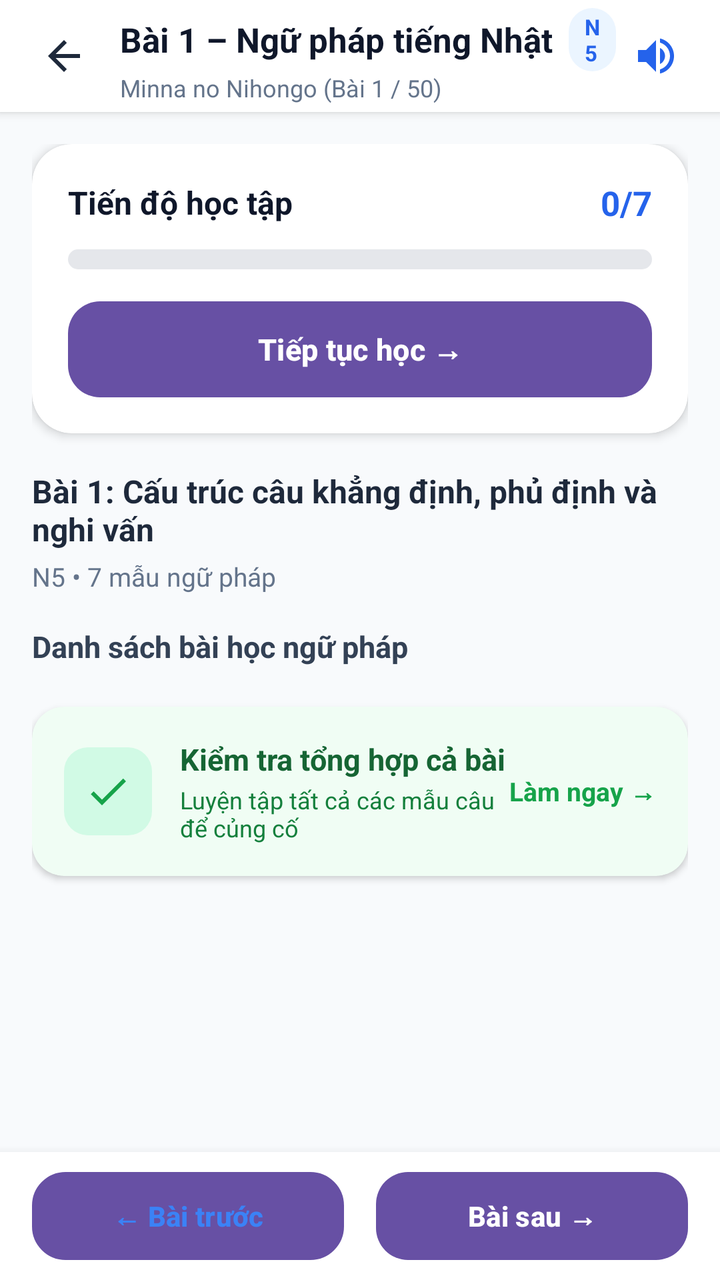
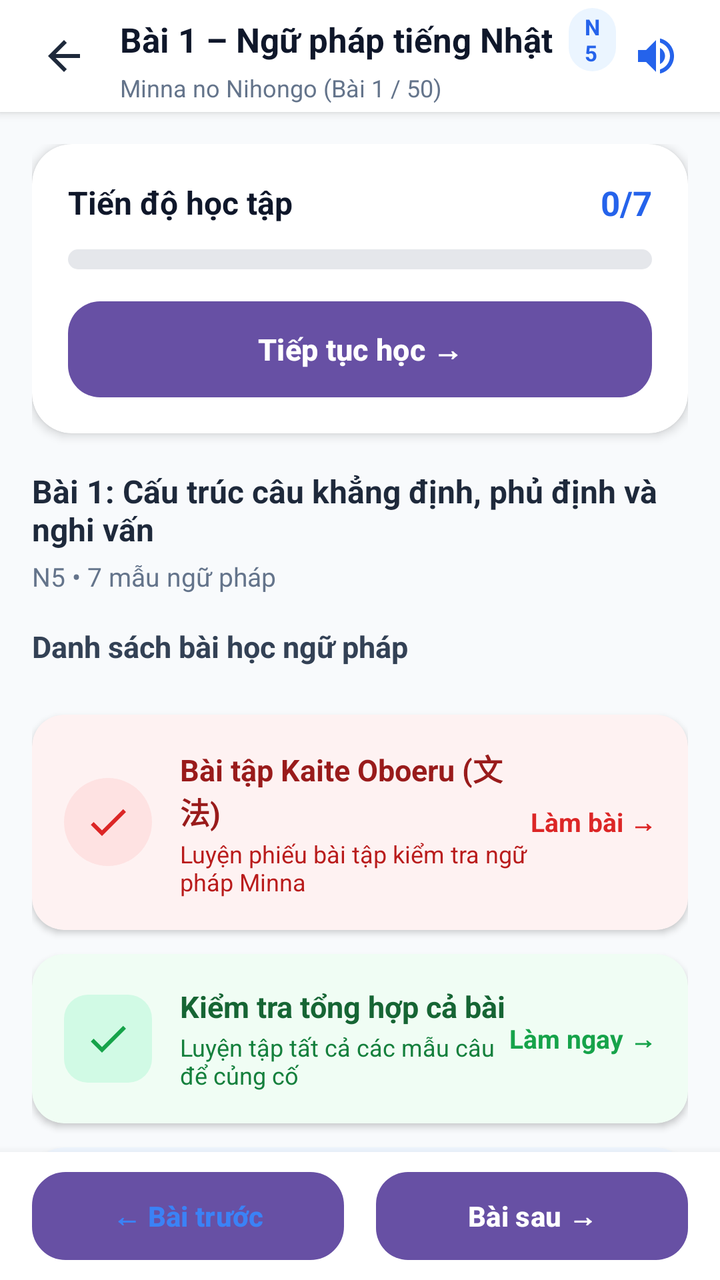

The first picture is an Android layout as it rendered before a commit; the second is the same layout after the commit. The layout source and the unified diff follow.
<!-- AndroidManifest.xml: application theme Theme.LearnEnglish -->
<!-- res/layout/activity_japanese_grammar_detail.xml -->
<?xml version="1.0" encoding="utf-8"?>
<LinearLayout xmlns:android="http://schemas.android.com/apk/res/android"
    xmlns:app="http://schemas.android.com/apk/res-auto"
    android:id="@+id/main"
    android:layout_width="match_parent"
    android:layout_height="match_parent"
    android:orientation="vertical"
    android:background="#F8FAFC">

    
    <LinearLayout
        android:layout_width="match_parent"
        android:layout_height="56dp"
        android:background="@android:color/white"
        android:gravity="center_vertical"
        android:elevation="3dp"
        android:paddingStart="12dp"
        android:paddingEnd="12dp">

        <ImageButton
            android:id="@+id/btnBack"
            android:layout_width="40dp"
            android:layout_height="40dp"
            android:background="?attr/selectableItemBackgroundBorderless"
            android:src="@drawable/ic_arrow_back"
            app:tint="#1E293B" />

        <LinearLayout
            android:layout_width="0dp"
            android:layout_height="wrap_content"
            android:layout_weight="1"
            android:layout_marginStart="8dp"
            android:orientation="vertical">

            <LinearLayout
                android:layout_width="wrap_content"
                android:layout_height="wrap_content"
                android:gravity="center_vertical"
                android:orientation="horizontal">

                <TextView
                    android:id="@+id/tvGrammarHeaderTitle"
                    android:layout_width="wrap_content"
                    android:layout_height="wrap_content"
                    android:text="Bài 1 – Ngữ pháp tiếng Nhật"
                    android:textColor="#0F172A"
                    android:textSize="17sp"
                    android:textStyle="bold" />

                <TextView
                    android:id="@+id/tvLevelBadge"
                    android:layout_width="wrap_content"
                    android:layout_height="wrap_content"
                    android:layout_marginStart="8dp"
                    android:background="@drawable/bg_badge_blue"
                    android:paddingStart="8dp"
                    android:paddingEnd="8dp"
                    android:paddingTop="2dp"
                    android:paddingBottom="2dp"
                    android:text="N5"
                    android:textColor="#2563EB"
                    android:textSize="11sp"
                    android:textStyle="bold" />
            </LinearLayout>

            <TextView
                android:id="@+id/tvGrammarHeaderSubtitle"
                android:layout_width="wrap_content"
                android:layout_height="wrap_content"
                android:text="Minna no Nihongo (Bài 1 / 50)"
                android:textColor="#64748B"
                android:textSize="12sp" />
        </LinearLayout>

        <ImageButton
            android:id="@+id/btnSpeakGrammar"
            android:layout_width="40dp"
            android:layout_height="40dp"
            android:background="?attr/selectableItemBackgroundBorderless"
            android:src="@drawable/ic_speaker"
            app:tint="#2563EB" />
    </LinearLayout>

    
    <androidx.core.widget.NestedScrollView
        android:layout_width="match_parent"
        android:layout_height="0dp"
        android:layout_weight="1"
        android:padding="16dp"
        android:clipToPadding="false">

        <LinearLayout
            android:layout_width="match_parent"
            android:layout_height="wrap_content"
            android:orientation="vertical">

            
            <androidx.cardview.widget.CardView
                android:layout_width="match_parent"
                android:layout_height="wrap_content"
                android:layout_marginBottom="18dp"
                app:cardCornerRadius="20dp"
                app:cardElevation="3dp"
                app:cardBackgroundColor="@android:color/white">

                <LinearLayout
                    android:layout_width="match_parent"
                    android:layout_height="wrap_content"
                    android:orientation="vertical"
                    android:padding="18dp">

                    <LinearLayout
                        android:layout_width="match_parent"
                        android:layout_height="wrap_content"
                        android:orientation="horizontal"
                        android:gravity="center_vertical">

                        <TextView
                            android:layout_width="0dp"
                            android:layout_height="wrap_content"
                            android:layout_weight="1"
                            android:text="Tiến độ học tập"
                            android:textColor="#0F172A"
                            android:textSize="16sp"
                            android:textStyle="bold" />

                        <TextView
                            android:id="@+id/tvProgressFraction"
                            android:layout_width="wrap_content"
                            android:layout_height="wrap_content"
                            android:text="0/7"
                            android:textColor="#2563EB"
                            android:textSize="17sp"
                            android:textStyle="bold" />
                    </LinearLayout>

                    
                    <ProgressBar
                        android:id="@+id/pbLessonProgress"
                        style="?android:attr/progressBarStyleHorizontal"
                        android:layout_width="match_parent"
                        android:layout_height="10dp"
                        android:layout_marginTop="12dp"
                        android:layout_marginBottom="16dp"
                        android:max="100"
                        android:progress="0"
                        android:progressDrawable="@drawable/progress_bar_blue" />

                    
                    <Button
                        android:id="@+id/btnContinueStudy"
                        android:layout_width="match_parent"
                        android:layout_height="48dp"
                        android:background="@drawable/bg_button_blue"
                        android:text="Tiếp tục học →"
                        android:textAllCaps="false"
                        android:textColor="@android:color/white"
                        android:textSize="15sp"
                        android:textStyle="bold" />

                </LinearLayout>

            </androidx.cardview.widget.CardView>

            
            <TextView
                android:id="@+id/tvLessonBannerTitle"
                android:layout_width="wrap_content"
                android:layout_height="wrap_content"
                android:layout_marginBottom="4dp"
                android:text="Bài 1: Cấu trúc câu khẳng định, phủ định và nghi vấn"
                android:textColor="#1E293B"
                android:textSize="16sp"
                android:textStyle="bold" />

            <TextView
                android:id="@+id/tvLessonBannerSummary"
                android:layout_width="wrap_content"
                android:layout_height="wrap_content"
                android:layout_marginBottom="16dp"
                android:text="N5 • 7 mẫu ngữ pháp"
                android:textColor="#64748B"
                android:textSize="13sp" />

            
            <TextView
                android:layout_width="wrap_content"
                android:layout_height="wrap_content"
                android:layout_marginBottom="12dp"
                android:text="Danh sách bài học ngữ pháp"
                android:textColor="#334155"
                android:textSize="15sp"
                android:textStyle="bold" />

            
            <androidx.recyclerview.widget.RecyclerView
                android:id="@+id/rvGrammarPoints"
                android:layout_width="match_parent"
                android:layout_height="wrap_content"
                android:nestedScrollingEnabled="false" />

            
            <androidx.cardview.widget.CardView
                android:id="@+id/cardComprehensiveQuiz"
                android:layout_width="match_parent"
                android:layout_height="wrap_content"
                android:layout_marginTop="8dp"
                android:layout_marginBottom="24dp"
                android:clickable="true"
                android:focusable="true"
                android:foreground="?attr/selectableItemBackground"
                app:cardCornerRadius="16dp"
                app:cardElevation="2dp"
                app:cardBackgroundColor="#F0FDF4">

                <LinearLayout
                    android:layout_width="match_parent"
                    android:layout_height="wrap_content"
                    android:orientation="horizontal"
                    android:gravity="center_vertical"
                    android:padding="16dp">

                    <FrameLayout
                        android:layout_width="44dp"
                        android:layout_height="44dp"
                        android:background="@drawable/bg_badge_green">

                        <ImageView
                            android:layout_width="24dp"
                            android:layout_height="24dp"
                            android:layout_gravity="center"
                            android:src="@drawable/ic_check"
                            app:tint="#16A34A" />
                    </FrameLayout>

                    <LinearLayout
                        android:layout_width="0dp"
                        android:layout_height="wrap_content"
                        android:layout_weight="1"
                        android:layout_marginStart="14dp"
                        android:orientation="vertical">

                        <TextView
                            android:layout_width="wrap_content"
                            android:layout_height="wrap_content"
                            android:text="Kiểm tra tổng hợp cả bài"
                            android:textColor="#166534"
                            android:textSize="15sp"
                            android:textStyle="bold" />

                        <TextView
                            android:id="@+id/tvComprehensiveStatus"
                            android:layout_width="wrap_content"
                            android:layout_height="wrap_content"
                            android:layout_marginTop="2dp"
                            android:text="Luyện tập tất cả các mẫu câu để củng cố"
                            android:textColor="#15803D"
                            android:textSize="12sp" />
                    </LinearLayout>

                    <TextView
                        android:layout_width="wrap_content"
                        android:layout_height="wrap_content"
                        android:text="Làm ngay →"
                        android:textColor="#16A34A"
                        android:textSize="13sp"
                        android:textStyle="bold" />

                </LinearLayout>

            </androidx.cardview.widget.CardView>

        </LinearLayout>

    </androidx.core.widget.NestedScrollView>

    
    <LinearLayout
        android:layout_width="match_parent"
        android:layout_height="wrap_content"
        android:background="@android:color/white"
        android:elevation="8dp"
        android:orientation="horizontal"
        android:paddingStart="16dp"
        android:paddingEnd="16dp"
        android:paddingTop="10dp"
        android:paddingBottom="10dp">

        <Button
            android:id="@+id/btnPrevLesson"
            android:layout_width="0dp"
            android:layout_height="44dp"
            android:layout_weight="1"
            android:layout_marginEnd="8dp"
            android:background="@drawable/bg_button_outline"
            android:text="← Bài trước"
            android:textAllCaps="false"
            android:textColor="#3B82F6"
            android:textSize="14sp"
            android:textStyle="bold" />

        <Button
            android:id="@+id/btnNextLesson"
            android:layout_width="0dp"
            android:layout_height="44dp"
            android:layout_weight="1"
            android:layout_marginStart="8dp"
            android:background="@drawable/bg_button_blue"
            android:text="Bài sau →"
            android:textAllCaps="false"
            android:textColor="@android:color/white"
            android:textSize="14sp"
            android:textStyle="bold" />
    </LinearLayout>

</LinearLayout>
<!-- resources referenced by this layout -->
<resources>
  <!-- drawable bg_badge_blue (drawable) -->
  <?xml version="1.0" encoding="utf-8"?>
  <shape xmlns:android="http://schemas.android.com/apk/res/android"
      android:shape="rectangle">
      <solid android:color="#EBF5FF" />
      <corners android:radius="16dp" />
  </shape>
  <!-- drawable bg_badge_green (drawable) -->
  <?xml version="1.0" encoding="utf-8"?>
  <shape xmlns:android="http://schemas.android.com/apk/res/android" android:shape="rectangle">
      <solid android:color="#D1FAE5" />
      <corners android:radius="12dp" />
  </shape>
  <!-- drawable bg_button_blue (drawable) -->
  <?xml version="1.0" encoding="utf-8"?>
  <shape xmlns:android="http://schemas.android.com/apk/res/android"
      android:shape="rectangle">
      <solid android:color="#3B82F6" />
      <corners android:radius="16dp" />
  </shape>
  <!-- drawable bg_button_outline (drawable) -->
  <?xml version="1.0" encoding="utf-8"?>
  <shape xmlns:android="http://schemas.android.com/apk/res/android"
      android:shape="rectangle">
      <solid android:color="@android:color/white" />
      <stroke android:width="1.5dp" android:color="#D1D5DB" />
      <corners android:radius="16dp" />
  </shape>
  <!-- drawable ic_arrow_back (drawable) -->
  <?xml version="1.0" encoding="utf-8"?>
  <vector xmlns:android="http://schemas.android.com/apk/res/android"
      android:width="24dp"
      android:height="24dp"
      android:viewportWidth="24"
      android:viewportHeight="24">
      <path
          android:fillColor="#1F2937"
          android:pathData="M20,11H7.83l5.59,-5.59L12,4l-8,8l8,8l1.41,-1.41L7.83,13H20v-2z"/>
  </vector>
  <!-- drawable ic_check (drawable) -->
  <?xml version="1.0" encoding="utf-8"?>
  <vector xmlns:android="http://schemas.android.com/apk/res/android"
      android:width="24dp" android:height="24dp"
      android:viewportWidth="24" android:viewportHeight="24">
      <path android:fillColor="#FFFFFF"
          android:pathData="M9,16.17L4.83,12l-1.42,1.41L9,19L21,7l-1.41,-1.41z"/>
  </vector>
  <!-- drawable ic_speaker (drawable) -->
  <vector xmlns:android="http://schemas.android.com/apk/res/android"
      android:width="24dp"
      android:height="24dp"
      android:viewportWidth="24.0"
      android:viewportHeight="24.0"
      android:tint="#4B5563">
      <path
          android:fillColor="@android:color/white"
          android:pathData="M3,9v6h4l5,5V4L7,9H3zM16.5,12c0,-1.77 -1.02,-3.29 -2.5,-4.03v8.05c1.48,-0.73 2.5,-2.25 2.5,-4.02zM14,3.23v2.06c2.89,0.86 5,3.54 5,6.71s-2.11,5.85 -5,6.71v2.06c4.01,-0.91 7,-4.49 7,-8.77s-2.99,-7.86 -7,-8.77z"/>
  </vector>
  <style name="Theme.LearnEnglish" parent="Base.Theme.LearnEnglish" />
  <style name="Base.Theme.LearnEnglish" parent="Theme.Material3.DayNight.NoActionBar">
          
          
      </style>
  <!-- unchanged entries left out for length: 1 -->
</resources>

<!-- the commit's change to res/layout/activity_japanese_grammar_detail.xml (unified diff, before → after) -->
@@ -201,7 +201,149 @@
 
             
             <androidx.cardview.widget.CardView
+                android:id="@+id/cardKaiteOboeru"
+                android:layout_width="match_parent"
+                android:layout_height="wrap_content"
+                android:layout_marginTop="12dp"
+                android:layout_marginBottom="4dp"
+                android:clickable="true"
+                android:focusable="true"
+                android:foreground="?attr/selectableItemBackground"
+                app:cardCornerRadius="16dp"
+                app:cardElevation="2dp"
+                app:cardBackgroundColor="#FEF2F2">
+
+                <LinearLayout
+                    android:layout_width="match_parent"
+                    android:layout_height="wrap_content"
+                    android:orientation="horizontal"
+                    android:gravity="center_vertical"
+                    android:padding="16dp">
+
+                    <FrameLayout
+                        android:layout_width="44dp"
+                        android:layout_height="44dp"
+                        android:background="@drawable/bg_badge_red">
+
+                        <ImageView
+                            android:layout_width="24dp"
+                            android:layout_height="24dp"
+                            android:layout_gravity="center"
+                            android:src="@drawable/ic_check"
+                            app:tint="#DC2626" />
+                    </FrameLayout>
+
+                    <LinearLayout
+                        android:layout_width="0dp"
+                        android:layout_height="wrap_content"
+                        android:layout_weight="1"
+                        android:layout_marginStart="14dp"
+                        android:orientation="vertical">
+
+                        <TextView
+                            android:layout_width="wrap_content"
+                            android:layout_height="wrap_content"
+                            android:text="Bài tập Kaite Oboeru (文法)"
+                            android:textColor="#991B1B"
+                            android:textSize="15sp"
+                            android:textStyle="bold" />
+
+                        <TextView
+                            android:id="@+id/tvKaiteOboeruStatus"
+                            android:layout_width="wrap_content"
+                            android:layout_height="wrap_content"
+                            android:layout_marginTop="2dp"
+                            android:text="Luyện phiếu bài tập kiểm tra ngữ pháp Minna"
+                            android:textColor="#B91C1C"
+                            android:textSize="12sp" />
+                    </LinearLayout>
+
+                    <TextView
+                        android:layout_width="wrap_content"
+                        android:layout_height="wrap_content"
+                        android:text="Làm bài →"
+                        android:textColor="#DC2626"
+                        android:textSize="13sp"
+                        android:textStyle="bold" />
+
+                </LinearLayout>
+
+            </androidx.cardview.widget.CardView>
+
+            
+            <androidx.cardview.widget.CardView
                 android:id="@+id/cardComprehensiveQuiz"
+                android:layout_width="match_parent"
+                android:layout_height="wrap_content"
+                android:layout_marginTop="8dp"
+                android:layout_marginBottom="4dp"
+                android:clickable="true"
+                android:focusable="true"
+                android:foreground="?attr/selectableItemBackground"
+                app:cardCornerRadius="16dp"
+                app:cardElevation="2dp"
+                app:cardBackgroundColor="#F0FDF4">
+
+                <LinearLayout
+                    android:layout_width="match_parent"
+                    android:layout_height="wrap_content"
+                    android:orientation="horizontal"
+                    android:gravity="center_vertical"
+                    android:padding="16dp">
+
+                    <FrameLayout
+                        android:layout_width="44dp"
+                        android:layout_height="44dp"
+                        android:background="@drawable/bg_badge_green">
+
+                        <ImageView
+                            android:layout_width="24dp"
+                            android:layout_height="24dp"
+                            android:layout_gravity="center"
+                            android:src="@drawable/ic_check"
+                            app:tint="#16A34A" />
+                    </FrameLayout>
+
+                    <LinearLayout
+                        android:layout_width="0dp"
+                        android:layout_height="wrap_content"
+                        android:layout_weight="1"
+                        android:layout_marginStart="14dp"
+                        android:orientation="vertical">
+
+                        <TextView
+                            android:layout_width="wrap_content"
+                            android:layout_height="wrap_content"
+                            android:text="Kiểm tra tổng hợp cả bài"
+                            android:textColor="#166534"
+                            android:textSize="15sp"
+                            android:textStyle="bold" />
+
+                        <TextView
+                            android:id="@+id/tvComprehensiveStatus"
+                            android:layout_width="wrap_content"
+                            android:layout_height="wrap_content"
+                            android:layout_marginTop="2dp"
+                            android:text="Luyện tập tất cả các mẫu câu để củng cố"
+                            android:textColor="#15803D"
+                            android:textSize="12sp" />
+                    </LinearLayout>
+
+                    <TextView
+                        android:layout_width="wrap_content"
+                        android:layout_height="wrap_content"
+                        android:text="Làm ngay →"
+                        android:textColor="#16A34A"
+                        android:textSize="13sp"
+                        android:textStyle="bold" />
+
+                </LinearLayout>
+
+            </androidx.cardview.widget.CardView>
+
+            
+            <androidx.cardview.widget.CardView
+                android:id="@+id/cardChoukai"
                 android:layout_width="match_parent"
                 android:layout_height="wrap_content"
                 android:layout_marginTop="8dp"
@@ -211,26 +353,26 @@
                 android:foreground="?attr/selectableItemBackground"
                 app:cardCornerRadius="16dp"
                 app:cardElevation="2dp"
-                app:cardBackgroundColor="#F0FDF4">
+                app:cardBackgroundColor="#EFF6FF">
 
                 <LinearLayout
                     android:layout_width="match_parent"
                     android:layout_height="wrap_content"
+                    android:gravity="center_vertical"
                     android:orientation="horizontal"
-                    android:gravity="center_vertical"
                     android:padding="16dp">
 
                     <FrameLayout
                         android:layout_width="44dp"
                         android:layout_height="44dp"
-                        android:background="@drawable/bg_badge_green">
+                        android:background="@drawable/bg_badge_blue">
 
                         <ImageView
                             android:layout_width="24dp"
                             android:layout_height="24dp"
                             android:layout_gravity="center"
-                            android:src="@drawable/ic_check"
-                            app:tint="#16A34A" />
+                            android:src="@drawable/ic_headphones"
+                            app:tint="#1D4ED8" />
                     </FrameLayout>
 
                     <LinearLayout
@@ -243,26 +385,26 @@
                         <TextView
                             android:layout_width="wrap_content"
                             android:layout_height="wrap_content"
-                            android:text="Kiểm tra tổng hợp cả bài"
-                            android:textColor="#166534"
+                            android:text="Luyện nghe Choukai (聴解タスク)"
+                            android:textColor="#1E3A8A"
                             android:textSize="15sp"
                             android:textStyle="bold" />
 
                         <TextView
-                            android:id="@+id/tvComprehensiveStatus"
+                            android:id="@+id/tvChoukaiStatus"
                             android:layout_width="wrap_content"
                             android:layout_height="wrap_content"
                             android:layout_marginTop="2dp"
-                            android:text="Luyện tập tất cả các mẫu câu để củng cố"
-                            android:textColor="#15803D"
+                            android:text="Nghe hội thoại, làm bài tập &amp; xem script"
+                            android:textColor="#2563EB"
                             android:textSize="12sp" />
                     </LinearLayout>
 
                     <TextView
                         android:layout_width="wrap_content"
                         android:layout_height="wrap_content"
-                        android:text="Làm ngay →"
-                        android:textColor="#16A34A"
+                        android:text="Luyện nghe →"
+                        android:textColor="#2563EB"
                         android:textSize="13sp"
                         android:textStyle="bold" />
 
<!-- resource entries referenced after the edit -->
@@ -12,6 +12,12 @@
   <shape xmlns:android="http://schemas.android.com/apk/res/android" android:shape="rectangle">
       <solid android:color="#D1FAE5" />
       <corners android:radius="12dp" />
+  </shape>
+  <!-- drawable bg_badge_red (drawable) -->
+  <?xml version="1.0" encoding="utf-8"?>
+  <shape xmlns:android="http://schemas.android.com/apk/res/android"
+      android:shape="oval">
+      <solid android:color="#FEE2E2" />
   </shape>
   <!-- drawable bg_button_blue (drawable) -->
   <?xml version="1.0" encoding="utf-8"?>
@@ -47,6 +53,16 @@
       <path android:fillColor="#FFFFFF"
           android:pathData="M9,16.17L4.83,12l-1.42,1.41L9,19L21,7l-1.41,-1.41z"/>
   </vector>
+  <!-- drawable ic_headphones (drawable) -->
+  <vector xmlns:android="http://schemas.android.com/apk/res/android"
+      android:width="24dp"
+      android:height="24dp"
+      android:viewportWidth="24.0"
+      android:viewportHeight="24.0">
+      <path
+          android:fillColor="#4B5563"
+          android:pathData="M12,3a9,9 0 0,0 -9,9v7a3,3 0 0,0 3,3h1a2,2 0 0,0 2,-2v-4a2,2 0 0,0 -2,-2H5v-2a7,7 0 0,1 14,0v2h-2a2,2 0 0,0 -2,2v4a2,2 0 0,0 2,2h1a3,3 0 0,0 3,-3v-7a9,9 0 0,0 -9,-9z"/>
+  </vector>
   <!-- drawable ic_speaker (drawable) -->
   <vector xmlns:android="http://schemas.android.com/apk/res/android"
       android:width="24dp"
